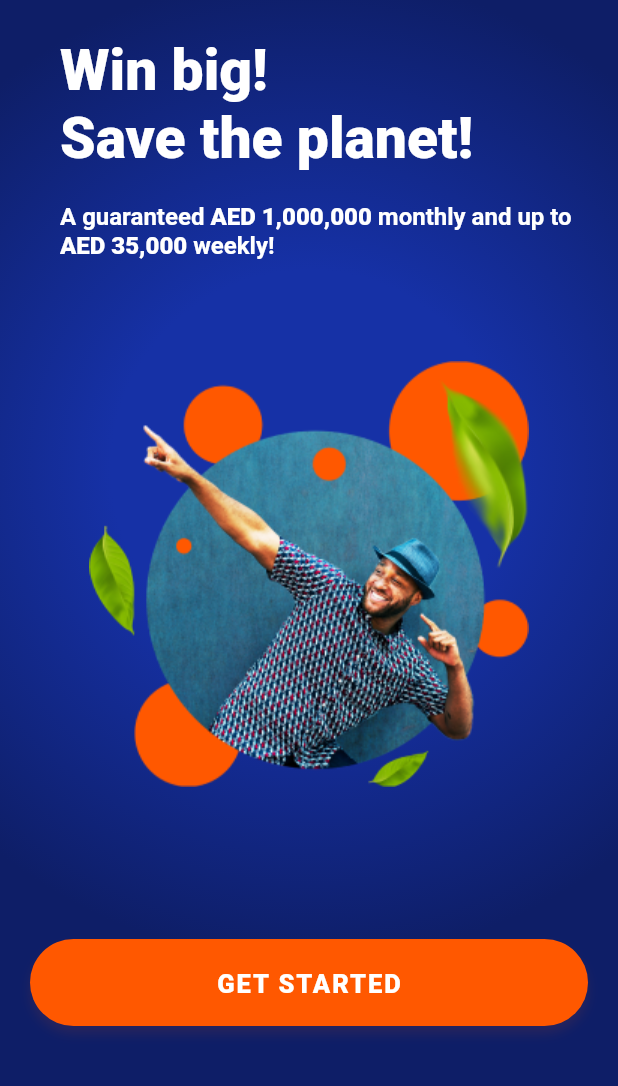
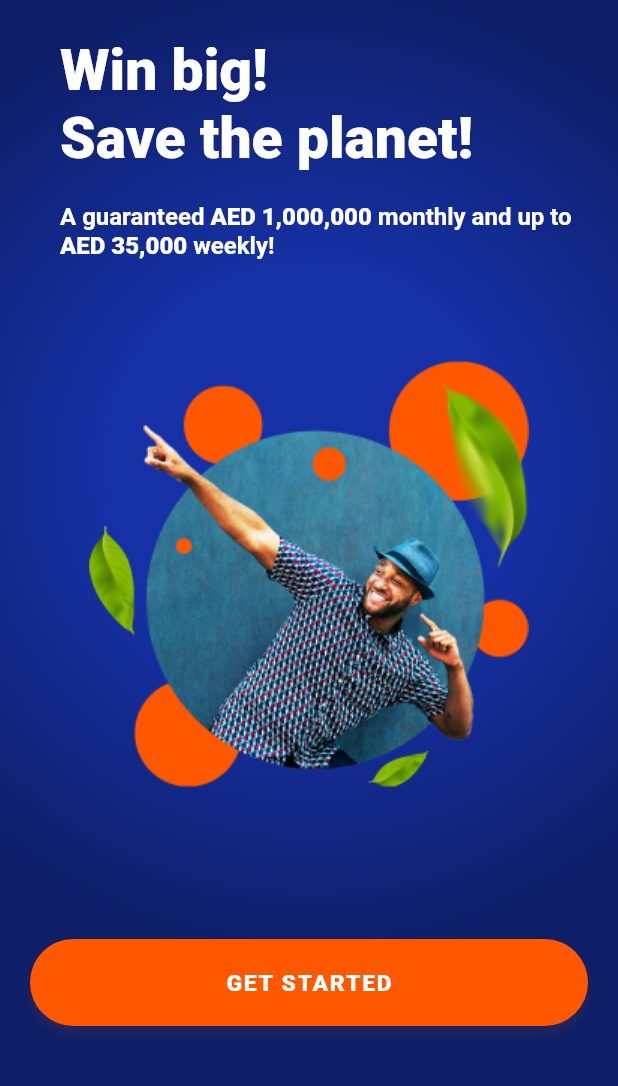
Before and after one commit to Chandravardhan-Singh/world_winner_flutter, a Flutter app: the screen it shows after launch, on a phone screen of 412 x 824 dp, the part 150-1236 px from its top. Run offline on Flutter 3.47's test engine with Material 2 defaults, Android fonts, the light colour scheme and no system bars; our stand-ins replace bloc, flutter_bloc, flutter_secure_storage, otp_text_field, percent_indicator, permission_handler; generated files the repository leaves out were written again.

Commit message:
button updated

```diff
--- a/lib/widget/button.dart
+++ b/lib/widget/button.dart
@@ -168,10 +168,14 @@ class Button extends StatelessWidget {
             crossAxisAlignment: CrossAxisAlignment.center,
             mainAxisAlignment: MainAxisAlignment.center,
             children: [
-              Text(
+              FittedBox(
+                fit: BoxFit.contain,
+                child: Text(
                   text.toUpperCase(),
+                  maxLines: 1,
                   style: type.textStyle(
                     color: textColor,
+                  ),
                 ),
               ),
               Icon(
@@ -187,9 +191,13 @@ class Button extends StatelessWidget {
       return TextButton(
         style: const ButtonStyle(splashFactory: NoSplash.splashFactory),
         onPressed: onPressed,
+        child: FittedBox(
+          fit: BoxFit.contain,
           child: Text(
             text.toUpperCase(),
+            maxLines: 1,
             style: type.textStyle(),
+          ),
         ),
       );
     }
@@ -205,9 +213,13 @@ class Button extends StatelessWidget {
             width: width ?? MediaQuery.of(context).size.width - defaultGap,
             height: 58,
             alignment: Alignment.center,
+            child: FittedBox(
+              fit: BoxFit.contain,
               child: Text(
                 text.toUpperCase(),
+                maxLines: 1,
                 style: type.textStyle(),
+              ),
             ),
           ),
         ),
```
Lines whose indentation alone changed are shown as unchanged.
